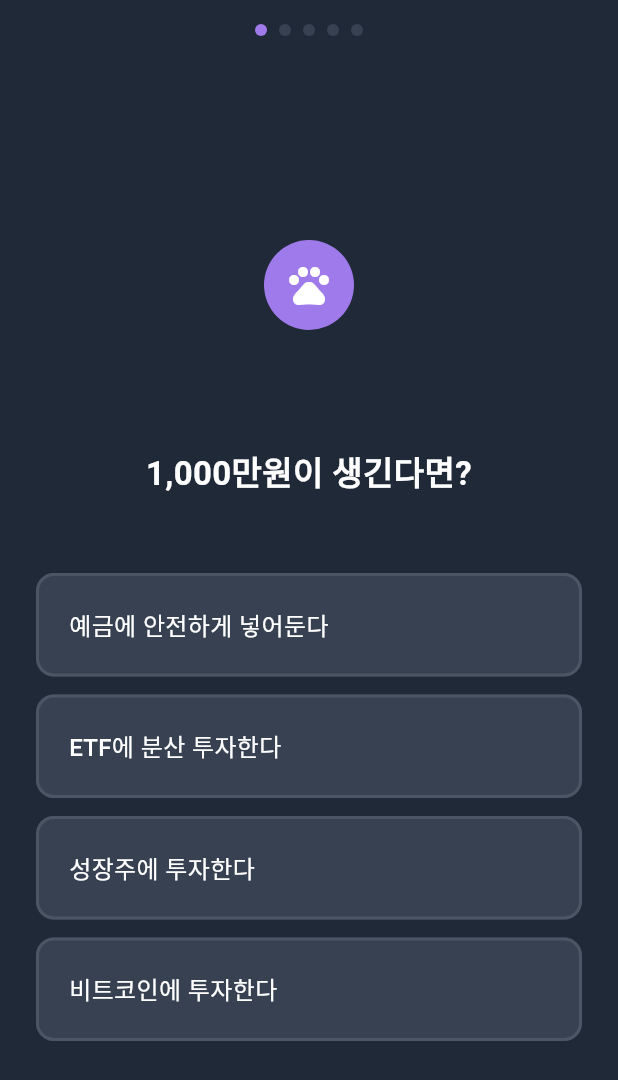
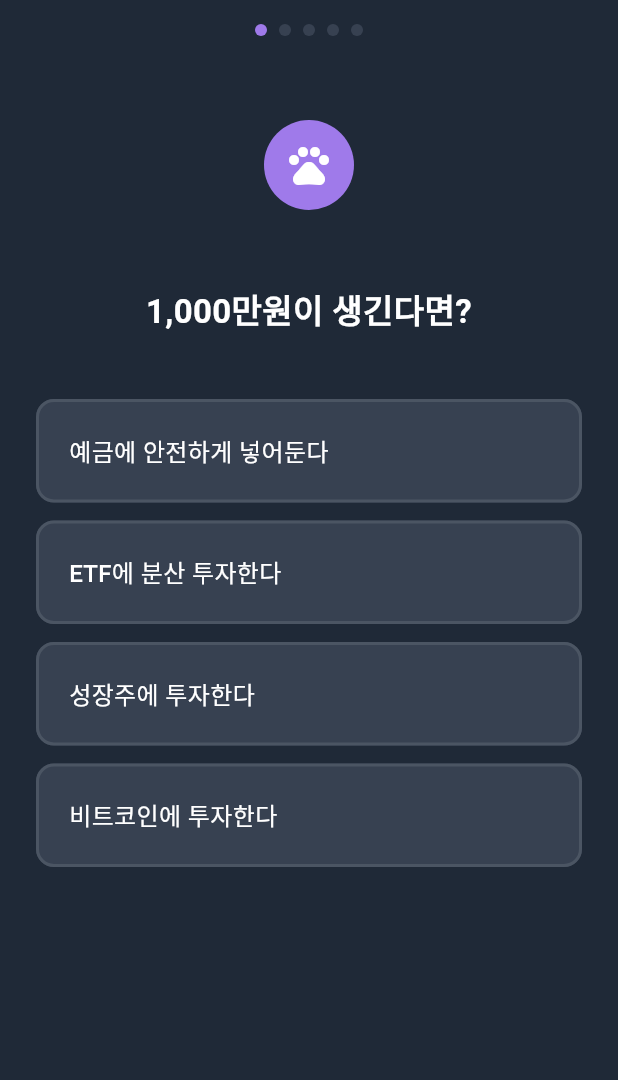
Before and after one commit to tei-young/your_money_pet, a Flutter app: the PersonalityTestScreen screen opened directly, on a phone screen of 412 x 824 dp. Shown: the top 1080 px of the screen. Run offline on Flutter 3.47's test engine with Material 3 defaults, Android fonts, the phone set to English and light mode, and no system bars; our stand-ins replace firebase_auth, firebase_core, google_sign_in, share_plus; accounts and stored records are empty.

Commit message:
Reduce top spacing in personality test screen
- Top spacing: 120 → 40 pixels (80px reduction)
- Character-question spacing: 60 → 32 pixels
- Question-options spacing: 32 → 24 pixels
- Total 116px upward shift for better layout

```diff
--- a/lib/screens/onboarding/personality_test_screen.dart
+++ b/lib/screens/onboarding/personality_test_screen.dart
@@ -213,17 +213,17 @@ class _PersonalityTestScreenState extends State<PersonalityTestScreen> {
                 ),
                 child: Column(
                   children: [
-                    const SizedBox(height: 120),
+                    const SizedBox(height: 40), // 120 → 40
 
                     // 캐릭터 + 말풍선
                     _buildCharacterWithBubble(),
 
-                    const SizedBox(height: 60),
+                    const SizedBox(height: 32), // 60 → 32
 
                     // 질문
                     _buildQuestion(question.question),
 
-                    const SizedBox(height: 32),
+                    const SizedBox(height: 24), // 32 → 24
 
                     // 선택지
                     ...question.options.map(
```
